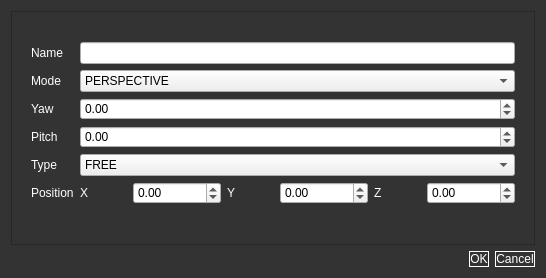
Old version of the form Ui/newcameraqt.ui in the repository Vazquinhos/CatalunyaCircuit.
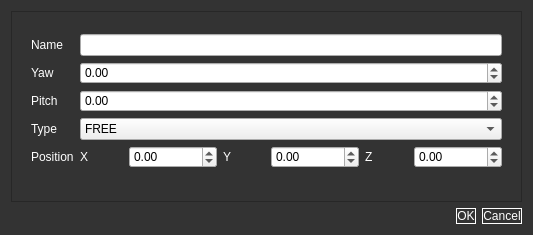
New version of the form.

Diff of the .ui file:
```diff
--- a/Ui/newcameraqt.ui
+++ b/Ui/newcameraqt.ui
@@ -6,8 +6,8 @@
    <rect>
     <x>0</x>
     <y>0</y>
-    <width>546</width>
-    <height>278</height>
+    <width>533</width>
+    <height>235</height>
    </rect>
   </property>
   <property name="windowTitle">
@@ -45,7 +45,26 @@
         <property name="bottomMargin">
          <number>10</number>
         </property>
-        <item row="5" column="2">
+        <item row="3" column="2">
+         <widget class="QComboBox" name="cb_type">
+          <item>
+           <property name="text">
+            <string>FREE</string>
+           </property>
+          </item>
+          <item>
+           <property name="text">
+            <string>SPHERICAL</string>
+           </property>
+          </item>
+          <item>
+           <property name="text">
+            <string>FIXED</string>
+           </property>
+          </item>
+         </widget>
+        </item>
+        <item row="4" column="2">
          <layout class="QHBoxLayout" name="horizontalLayout_3">
           <item>
            <widget class="QLabel" name="label_2">
@@ -93,6 +112,9 @@
             <property name="minimum">
              <double>-999999.000000000000000</double>
             </property>
+            <property name="maximum">
+             <double>999999.989999999990687</double>
+            </property>
             <property name="value">
              <double>0.000000000000000</double>
             </property>
@@ -100,59 +122,14 @@
           </item>
          </layout>
         </item>
-        <item row="3" column="0">
-         <widget class="QLabel" name="label_8">
-          <property name="text">
-           <string>Pitch</string>
-          </property>
-         </widget>
-        </item>
-        <item row="2" column="0">
+        <item row="1" column="0">
          <widget class="QLabel" name="label_7">
           <property name="text">
            <string>Yaw</string>
           </property>
          </widget>
         </item>
-        <item row="0" column="2">
-         <widget class="QLineEdit" name="line_name"/>
-        </item>
         <item row="1" column="2">
-         <widget class="QComboBox" name="cb_mode">
-          <item>
-           <property name="text">
-            <string>PERSPECTIVE</string>
-           </property>
-          </item>
-          <item>
-           <property name="text">
-            <string>ORTOGONAL</string>
-           </property>
-          </item>
-         </widget>
-        </item>
-        <item row="0" column="0">
-         <widget class="QLabel" name="label">
-          <property name="text">
-           <string>Name</string>
-          </property>
-         </widget>
-        </item>
-        <item row="1" column="0">
-         <widget class="QLabel" name="label_10">
-          <property name="text">
-           <string>Mode</string>
-          </property>
-         </widget>
-        </item>
-        <item row="4" column="0">
-         <widget class="QLabel" name="label_6">
-          <property name="text">
-           <string>Type</string>
-          </property>
-         </widget>
-        </item>
-        <item row="2" column="2">
          <widget class="QDoubleSpinBox" name="sb_yaw">
           <property name="minimum">
            <double>-99999.000000000000000</double>
@@ -162,33 +139,21 @@
           </property>
          </widget>
         </item>
-        <item row="5" column="0">
+        <item row="2" column="0">
+         <widget class="QLabel" name="label_8">
+          <property name="text">
+           <string>Pitch</string>
+          </property>
+         </widget>
+        </item>
+        <item row="4" column="0">
          <widget class="QLabel" name="label_3">
           <property name="text">
            <string>Position</string>
           </property>
          </widget>
         </item>
-        <item row="4" column="2">
-         <widget class="QComboBox" name="cb_type">
-          <item>
-           <property name="text">
-            <string>FREE</string>
-           </property>
-          </item>
-          <item>
-           <property name="text">
-            <string>SPHERICAL</string>
-           </property>
-          </item>
-          <item>
-           <property name="text">
-            <string>FIXED</string>
-           </property>
-          </item>
-         </widget>
-        </item>
-        <item row="3" column="2">
+        <item row="2" column="2">
          <widget class="QDoubleSpinBox" name="sb_pitch">
           <property name="minimum">
            <double>-99999.000000000000000</double>
@@ -198,6 +163,23 @@
           </property>
          </widget>
         </item>
+        <item row="3" column="0">
+         <widget class="QLabel" name="label_6">
+          <property name="text">
+           <string>Type</string>
+          </property>
+         </widget>
+        </item>
+        <item row="0" column="0">
+         <widget class="QLabel" name="label">
+          <property name="text">
+           <string>Name</string>
+          </property>
+         </widget>
+        </item>
+        <item row="0" column="2">
+         <widget class="QLineEdit" name="line_name"/>
+        </item>
        </layout>
       </item>
      </layout>
```
